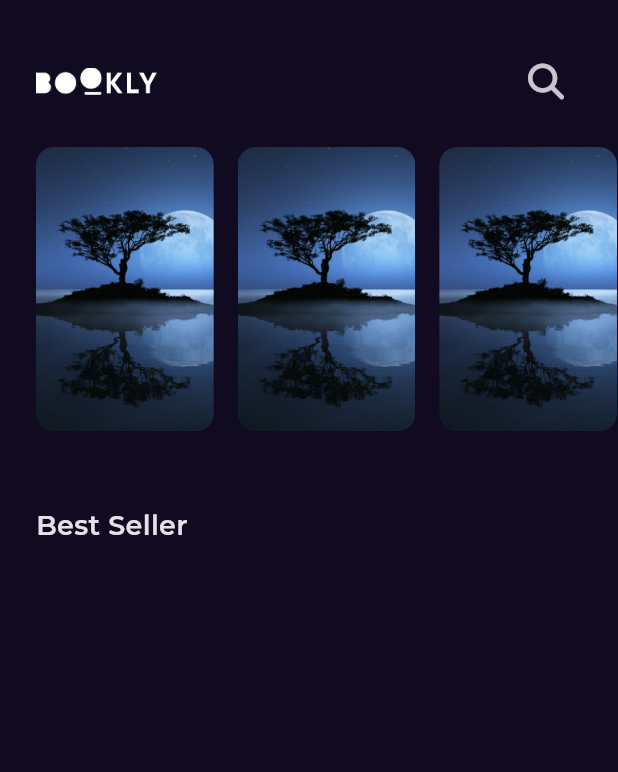
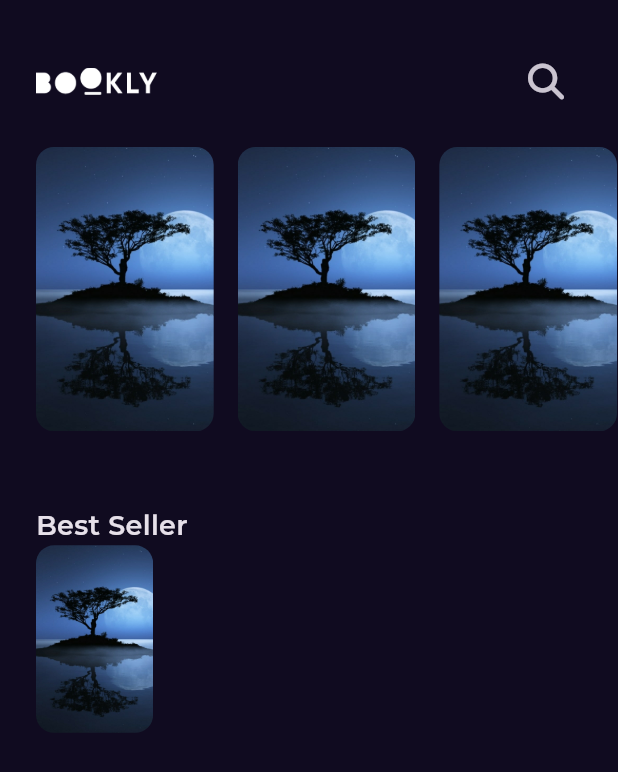
Before and after one commit to kerlos-alrayan/bookly, a Flutter app: the screen it shows after launch, on a phone screen of 412 x 824 dp. Shown: the top 772 px of the screen. Run offline on Flutter 3.47's test engine with Material 3 defaults, Android fonts, the phone set to English and light mode, and no system bars; our stand-ins replace font_awesome_flutter, get, google_fonts.

Commit message:
create app styles

```diff
--- a/lib/constans.dart
+++ b/lib/constans.dart
@@ -3,3 +3,5 @@ import 'package:flutter/material.dart';
 const kPrimaryColor = Color(0xff100B20);
 
 const kTranstionDuration = Duration(milliseconds: 250);
+
+const kGtSectraFine = 'GT-Sectra-Fine';
--- a/lib/core/utils/styles.dart
+++ b/lib/core/utils/styles.dart
@@ -1,16 +1,31 @@
+import 'package:bookly/constans.dart';
 import 'package:flutter/cupertino.dart';
 
 abstract class Styles {
-  static const titleLarge = TextStyle(
+  static const textStyle30 = TextStyle(
     fontSize: 30,
-    fontWeight: FontWeight.w600,
+    fontWeight: FontWeight.normal, // Regular
+    fontFamily: kGtSectraFine,
   );
-  static const titleMedium = TextStyle(
+
+  static const textStyle20 = TextStyle(
+    fontSize: 20,
+    fontWeight: FontWeight.normal, // Regular
+    fontFamily: kGtSectraFine,
+  );
+
+  static const textStyle18 = TextStyle(
     fontSize: 18,
-    fontWeight: FontWeight.w600,
+    fontWeight: FontWeight.w600, // Semi bold
   );
-  static const titleSmall = TextStyle(
+
+  static const textStyle16 = TextStyle(
+    fontSize: 16,
+    fontWeight: FontWeight.w500, // Medium
+  );
+
+  static const textStyle14 = TextStyle(
     fontSize: 14,
-    fontWeight: FontWeight.w600,
+    fontWeight: FontWeight.normal, // Regular
   );
 }
--- a/lib/features/home/data/presentation/views/widgets/home_view_body.dart
+++ b/lib/features/home/data/presentation/views/widgets/home_view_body.dart
@@ -2,6 +2,8 @@ import 'package:bookly/core/utils/styles.dart';
 import 'package:bookly/features/home/data/presentation/views/widgets/custom_app_bar.dart';
 import 'package:bookly/features/home/data/presentation/views/widgets/featured_list_view.dart';
 import 'package:flutter/material.dart';
+
+import '../../../../../../core/utils/assets.dart';
 
 class HomeViewBody extends StatelessWidget {
   const HomeViewBody({super.key});
@@ -15,10 +17,41 @@ class HomeViewBody extends StatelessWidget {
         children: [
           CustomAppBar(),
           FeaturedBooksListView(),
-          const SizedBox(height: 50,),
-          Text('Best Seller',style: Styles.titleMedium,),
+          const SizedBox(
+            height: 50,
+          ),
+          Text(
+            'Best Seller',
+            style: Styles.textStyle18,
+          ),
+          BestSellerListViewItem(),
         ],
       ),
     );
   }
 }
+
+class BestSellerListViewItem extends StatelessWidget {
+  const BestSellerListViewItem({super.key});
+
+  @override
+  Widget build(BuildContext context) {
+    return SizedBox(
+      height: 125,
+      child: Row(
+        children: [
+          AspectRatio(
+            aspectRatio: 2.5 / 4,
+            child: Container(
+              decoration: BoxDecoration(
+                borderRadius: BorderRadius.circular(12),
+                image: const DecorationImage(
+                    image: AssetImage(AssetsData.testImage), fit: BoxFit.cover),
+              ),
+            ),
+          )
+        ],
+      ),
+    );
+  }
+}
```
Also changed, not shown: pubspec.yaml (+4 -4 lines), assets/fonts/GT-Sectra-Fine-Regular.ttf (added).
